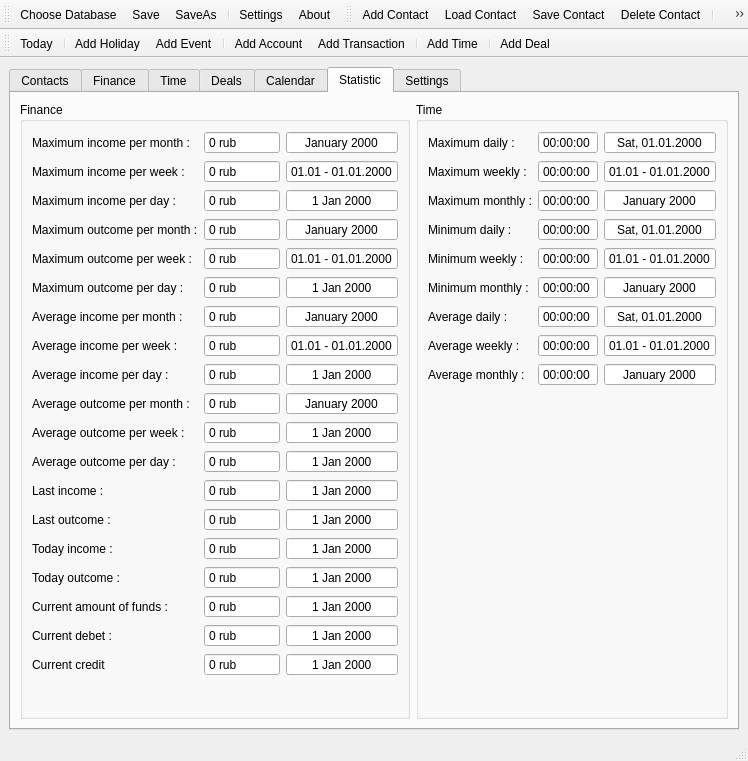
Old version of the form trunk/Organizer/OrganizerView.ui in the repository konradlst/Organizer.
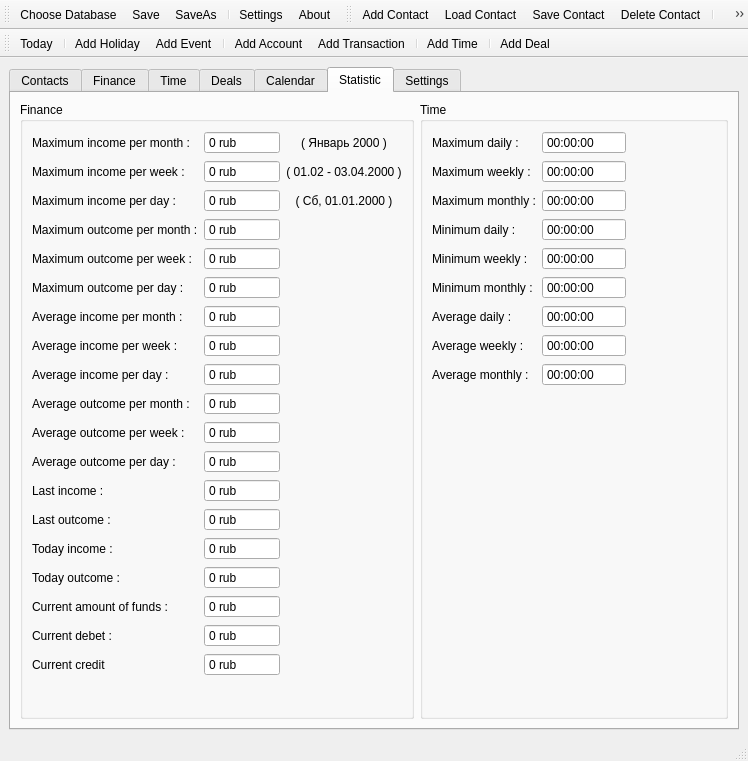
New version of the form. The open tabs and pages were chosen to show the change. Icons and pictures are not drawn. Custom widgets are drawn as their Qt base class.

Commit message: [FEATURE] fix checkbox in settings

Patch:
```diff
--- a/trunk/Organizer/OrganizerView.ui
+++ b/trunk/Organizer/OrganizerView.ui
@@ -7,7 +7,7 @@
     <x>0</x>
     <y>0</y>
     <width>748</width>
-    <height>688</height>
+    <height>708</height>
    </rect>
   </property>
   <property name="baseSize">
@@ -1469,51 +1469,6 @@
              </property>
             </widget>
            </item>
-           <item row="8" column="2">
-            <widget class="QDateEdit" name="dateAverageIncomePerDay">
-             <property name="alignment">
-              <set>Qt::AlignCenter</set>
-             </property>
-             <property name="readOnly">
-              <bool>true</bool>
-             </property>
-             <property name="buttonSymbols">
-              <enum>QAbstractSpinBox::NoButtons</enum>
-             </property>
-            </widget>
-           </item>
-           <item row="7" column="2">
-            <widget class="QDateEdit" name="dateAverageIncomePerWeek">
-             <property name="alignment">
-              <set>Qt::AlignCenter</set>
-             </property>
-             <property name="readOnly">
-              <bool>true</bool>
-             </property>
-             <property name="buttonSymbols">
-              <enum>QAbstractSpinBox::NoButtons</enum>
-             </property>
-             <property name="displayFormat">
-              <string>dd.MM - dd.MM.yyyy</string>
-             </property>
-            </widget>
-           </item>
-           <item row="6" column="2">
-            <widget class="QDateEdit" name="dateAverageIncomePerMonth">
-             <property name="alignment">
-              <set>Qt::AlignCenter</set>
-             </property>
-             <property name="readOnly">
-              <bool>true</bool>
-             </property>
-             <property name="buttonSymbols">
-              <enum>QAbstractSpinBox::NoButtons</enum>
-             </property>
-             <property name="displayFormat">
-              <string>MMMM yyyy</string>
-             </property>
-            </widget>
-           </item>
            <item row="1" column="1">
             <widget class="QSpinBox" name="sbMaxIncomePerWeek">
              <property name="readOnly">
@@ -1540,22 +1495,6 @@
              </property>
             </widget>
            </item>
-           <item row="4" column="2">
-            <widget class="QDateEdit" name="dateMaxOutcomePerWeek">
-             <property name="alignment">
-              <set>Qt::AlignCenter</set>
-             </property>
-             <property name="readOnly">
-              <bool>true</bool>
-             </property>
-             <property name="buttonSymbols">
-              <enum>QAbstractSpinBox::NoButtons</enum>
-             </property>
-             <property name="displayFormat">
-              <string>dd.MM - dd.MM.yyyy</string>
-             </property>
-            </widget>
-           </item>
            <item row="4" column="0">
             <widget class="QLabel" name="lblMaxOutcomePerWeek">
              <property name="text">
@@ -1582,38 +1521,6 @@
              </property>
             </widget>
            </item>
-           <item row="18" column="2">
-            <widget class="QDateEdit" name="dateCurrentCredit">
-             <property name="alignment">
-              <set>Qt::AlignCenter</set>
-             </property>
-             <property name="readOnly">
-              <bool>true</bool>
-             </property>
-             <property name="buttonSymbols">
-              <enum>QAbstractSpinBox::NoButtons</enum>
-             </property>
-             <property name="currentSection">
-              <enum>QDateTimeEdit::DaySection</enum>
-             </property>
-            </widget>
-           </item>
-           <item row="14" column="2">
-            <widget class="QDateEdit" name="dateTodayIncome">
-             <property name="alignment">
-              <set>Qt::AlignCenter</set>
-             </property>
-             <property name="readOnly">
-              <bool>true</bool>
-             </property>
-             <property name="buttonSymbols">
-              <enum>QAbstractSpinBox::NoButtons</enum>
-             </property>
-             <property name="currentSection">
-              <enum>QDateTimeEdit::DaySection</enum>
-             </property>
-            </widget>
-           </item>
            <item row="6" column="0">
             <widget class="QLabel" name="lblAverageIncomePerMonth">
              <property name="text">
@@ -1621,89 +1528,6 @@
              </property>
             </widget>
            </item>
-           <item row="13" column="2">
-            <widget class="QDateEdit" name="dateLastOutcome">
-             <property name="alignment">
-              <set>Qt::AlignCenter</set>
-             </property>
-             <property name="readOnly">
-              <bool>true</bool>
-             </property>
-             <property name="buttonSymbols">
-              <enum>QAbstractSpinBox::NoButtons</enum>
-             </property>
-             <property name="currentSection">
-              <enum>QDateTimeEdit::DaySection</enum>
-             </property>
-            </widget>
-           </item>
-           <item row="12" column="2">
-            <widget class="QDateEdit" name="dateLastIncome">
-             <property name="alignment">
-              <set>Qt::AlignCenter</set>
-             </property>
-             <property name="readOnly">
-              <bool>true</bool>
-             </property>
-             <property name="buttonSymbols">
-              <enum>QAbstractSpinBox::NoButtons</enum>
-             </property>
-             <property name="currentSection">
-              <enum>QDateTimeEdit::DaySection</enum>
-             </property>
-            </widget>
-           </item>
-           <item row="3" column="2">
-            <widget class="QDateEdit" name="dateMaxOutcomePerMonth">
-             <property name="alignment">
-              <set>Qt::AlignCenter</set>
-             </property>
-             <property name="readOnly">
-              <bool>true</bool>
-             </property>
-             <property name="buttonSymbols">
-              <enum>QAbstractSpinBox::NoButtons</enum>
-             </property>
-             <property name="currentSection">
-              <enum>QDateTimeEdit::MonthSection</enum>
-             </property>
-             <property name="displayFormat">
-              <string>MMMM yyyy</string>
-             </property>
-            </widget>
-           </item>
-           <item row="2" column="2">
-            <widget class="QDateEdit" name="dateMaxIncomePerDay">
-             <property name="alignment">
-              <set>Qt::AlignCenter</set>
-             </property>
-             <property name="readOnly">
-              <bool>true</bool>
-             </property>
-             <property name="buttonSymbols">
-              <enum>QAbstractSpinBox::NoButtons</enum>
-             </property>
-             <property name="currentSection">
-              <enum>QDateTimeEdit::DaySection</enum>
-             </property>
-            </widget>
-           </item>
-           <item row="1" column="2">
-            <widget class="QDateEdit" name="dateMaxIncomePerWeek">
-             <property name="alignment">
-              <set>Qt::AlignCenter</set>
-             </property>
-             <property name="readOnly">
-              <bool>true</bool>
-             </property>
-             <property name="buttonSymbols">
-              <enum>QAbstractSpinBox::NoButtons</enum>
-             </property>
-             <property name="displayFormat">
-              <string>dd.MM - dd.MM.yyyy</string>
-             </property>
-            </widget>
-           </item>
            <item row="8" column="1">
             <widget class="QSpinBox" name="sbAverageIncomePerDay">
              <property name="readOnly">
@@ -1761,38 +1585,6 @@
              </property>
             </widget>
            </item>
-           <item row="15" column="2">
-            <widget class="QDateEdit" name="dateTodayOutcome">
-             <property name="alignment">
-              <set>Qt::AlignCenter</set>
-             </property>
-             <property name="readOnly">
-              <bool>true</bool>
-             </property>
-             <property name="buttonSymbols">
-              <enum>QAbstractSpinBox::NoButtons</enum>
-             </property>
-             <property name="currentSection">
-              <enum>QDateTimeEdit::DaySection</enum>
-             </property>
-            </widget>
-           </item>
-           <item row="5" column="2">
-            <widget class="QDateEdit" name="dateMaxOutcomePerDay">
-             <property name="alignment">
-              <set>Qt::AlignCenter</set>
-             </property>
-             <property name="readOnly">
-              <bool>true</bool>
-             </property>
-             <property name="buttonSymbols">
-              <enum>QAbstractSpinBox::NoButtons</enum>
-             </property>
-             <property name="currentSection">
-              <enum>QDateTimeEdit::DaySection</enum>
-             </property>
-            </widget>
-           </item>
            <item row="1" column="0">
             <widget class="QLabel" name="lblMaxIncomePerWeek">
              <property name="text">
@@ -1800,25 +1592,6 @@
              </property>
             </widget>
            </item>
-           <item row="0" column="2">
-            <widget class="QDateEdit" name="dateMaxIncomePerMonth">
-             <property name="alignment">
-              <set>Qt::AlignCenter</set>
-             </property>
-             <property name="readOnly">
-              <bool>true</bool>
-             </property>
-             <property name="buttonSymbols">
-              <enum>QAbstractSpinBox::NoButtons</enum>
-             </property>
-             <property name="currentSection">
-              <enum>QDateTimeEdit::MonthSection</enum>
-             </property>
-             <property name="displayFormat">
-              <string>MMMM yyyy</string>
-             </property>
-            </widget>
-           </item>
            <item row="8" column="0">
             <widget class="QLabel" name="lblAverageIncomePerDay">
              <property name="text">
@@ -1910,22 +1683,6 @@
              </property>
             </spacer>
            </item>
-           <item row="17" column="2">
-            <widget class="QDateEdit" name="dateCurrentDebet">
-             <property name="alignment">
-              <set>Qt::AlignCenter</set>
-             </property>
-             <property name="readOnly">
-              <bool>true</bool>
-             </property>
-             <property name="buttonSymbols">
-              <enum>QAbstractSpinBox::NoButtons</enum>
-             </property>
-             <property name="currentSection">
-              <enum>QDateTimeEdit::DaySection</enum>
-             </property>
-            </widget>
-           </item>
            <item row="16" column="0">
             <widget class="QLabel" name="lblCurrentAmountOfFunds">
              <property name="text">
@@ -1933,22 +1690,6 @@
              </property>
             </widget>
            </item>
-           <item row="16" column="2">
-            <widget class="QDateEdit" name="dateCurrentAmountOfFunds">
-             <property name="alignment">
-              <set>Qt::AlignCenter</set>
-             </property>
-             <property name="readOnly">
-              <bool>true</bool>
-             </property>
-             <property name="buttonSymbols">
-              <enum>QAbstractSpinBox::NoButtons</enum>
-             </property>
-             <property name="currentSection">
-              <enum>QDateTimeEdit::DaySection</enum>
-             </property>
-            </widget>
-           </item>
            <item row="11" column="0">
             <widget class="QLabel" name="lblAverageOutcomePerDay">
              <property name="text">
@@ -2013,45 +1754,193 @@
              </property>
             </widget>
            </item>
+           <item row="0" column="2">
+            <widget class="QLabel" name="label">
+             <property name="text">
+              <string>( Январь 2000 )</string>
+             </property>
+             <property name="alignment">
+              <set>Qt::AlignCenter</set>
+             </property>
+            </widget>
+           </item>
+           <item row="1" column="2">
+            <widget class="QLabel" name="label_2">
+             <property name="text">
+              <string>( 01.02 - 03.04.2000 )</string>
+             </property>
+             <property name="alignment">
+              <set>Qt::AlignCenter</set>
+             </property>
+            </widget>
+           </item>
+           <item row="2" column="2">
+            <widget class="QLabel" name="label_3">
+             <property name="text">
+              <string>( Сб, 01.01.2000 )</string>
+             </property>
+             <property name="alignment">
+              <set>Qt::AlignCenter</set>
+             </property>
+            </widget>
+           </item>
+           <item row="3" column="2">
+            <widget class="QLabel" name="label_4">
+             <property name="text">
+              <string/>
+             </property>
+             <property name="alignment">
+              <set>Qt::AlignCenter</set>
+             </property>
+            </widget>
+           </item>
+           <item row="4" column="2">
+            <widget class="QLabel" name="label_5">
+             <property name="text">
+              <string/>
+             </property>
+             <property name="alignment">
+              <set>Qt::AlignCenter</set>
+             </property>
+            </widget>
+           </item>
+           <item row="5" column="2">
+            <widget class="QLabel" name="label_6">
+             <property name="text">
+              <string/>
+             </property>
+             <property name="alignment">
+              <set>Qt::AlignCenter</set>
+             </property>
+            </widget>
+           </item>
+           <item row="6" column="2">
+            <widget class="QLabel" name="label_7">
+             <property name="text">
+              <string/>
+             </property>
+             <property name="alignment">
+              <set>Qt::AlignCenter</set>
+             </property>
+            </widget>
+           </item>
+           <item row="7" column="2">
+            <widget class="QLabel" name="label_8">
+             <property name="text">
+              <string/>
+             </property>
+             <property name="alignment">
+              <set>Qt::AlignCenter</set>
+             </property>
+            </widget>
+           </item>
+           <item row="8" column="2">
+            <widget class="QLabel" name="label_9">
+             <property name="text">
+              <string/>
+             </property>
+             <property name="alignment">
+              <set>Qt::AlignCenter</set>
+             </property>
+            </widget>
+           </item>
            <item row="9" column="2">
-            <widget class="QDateEdit" name="dateAverageOutcomePerMonth">
+            <widget class="QLabel" name="label_10">
+             <property name="text">
+              <string/>
+             </property>
              <property name="alignment">
               <set>Qt::AlignCenter</set>
              </property>
-             <property name="readOnly">
-              <bool>true</bool>
-             </property>
-             <property name="buttonSymbols">
-              <enum>QAbstractSpinBox::NoButtons</enum>
-             </property>
-             <property name="displayFormat">
-              <string>MMMM yyyy</string>
-             </property>
             </widget>
            </item>
            <item row="10" column="2">
-            <widget class="QDateEdit" name="dateAverageOutcomePerWeek">
+            <widget class="QLabel" name="label_11">
+             <property name="text">
+              <string/>
+             </property>
              <property name="alignment">
               <set>Qt::AlignCenter</set>
              </property>
-             <property name="readOnly">
-              <bool>true</bool>
-             </property>
-             <property name="buttonSymbols">
-              <enum>QAbstractSpinBox::NoButtons</enum>
-             </property>
             </widget>
            </item>
            <item row="11" column="2">
-            <widget class="QDateEdit" name="dateAverageOutcomePerDay">
+            <widget class="QLabel" name="label_12">
+             <property name="text">
+              <string/>
+             </property>
              <property name="alignment">
               <set>Qt::AlignCenter</set>
              </property>
-             <property name="readOnly">
-              <bool>true</bool>
+            </widget>
+           </item>
+           <item row="12" column="2">
+            <widget class="QLabel" name="label_13">
+             <property name="text">
+              <string/>
              </property>
-             <property name="buttonSymbols">
-              <enum>QAbstractSpinBox::NoButtons</enum>
+             <property name="alignment">
+              <set>Qt::AlignCenter</set>
+             </property>
+            </widget>
+           </item>
+           <item row="13" column="2">
+            <widget class="QLabel" name="label_14">
+             <property name="text">
+              <string/>
+             </property>
+             <property name="alignment">
+              <set>Qt::AlignCenter</set>
+             </property>
+            </widget>
+           </item>
+           <item row="14" column="2">
+            <widget class="QLabel" name="label_15">
+             <property name="text">
+              <string/>
+             </property>
+             <property name="alignment">
+              <set>Qt::AlignCenter</set>
+             </property>
+            </widget>
+           </item>
+           <item row="15" column="2">
+            <widget class="QLabel" name="label_16">
+             <property name="text">
+              <string/>
+             </property>
+             <property name="alignment">
+              <set>Qt::AlignCenter</set>
+             </property>
+            </widget>
+           </item>
+           <item row="16" column="2">
+            <widget class="QLabel" name="label_17">
+             <property name="text">
+              <string/>
+             </property>
+             <property name="alignment">
+              <set>Qt::AlignCenter</set>
+             </property>
+            </widget>
+           </item>
+           <item row="17" column="2">
+            <widget class="QLabel" name="label_18">
+             <property name="text">
+              <string/>
+             </property>
+             <property name="alignment">
+              <set>Qt::AlignCenter</set>
+             </property>
+            </widget>
+           </item>
+           <item row="18" column="2">
+            <widget class="QLabel" name="label_19">
+             <property name="text">
+              <string/>
+             </property>
+             <property name="alignment">
+              <set>Qt::AlignCenter</set>
              </property>
             </widget>
            </item>
@@ -2244,177 +2133,6 @@
              </property>
             </widget>
            </item>
-           <item row="0" column="2">
-            <widget class="QDateEdit" name="dateMaxDaily">
-             <property name="alignment">
-              <set>Qt::AlignCenter</set>
-             </property>
-             <property name="readOnly">
-              <bool>true</bool>
-             </property>
-             <property name="buttonSymbols">
-              <enum>QAbstractSpinBox::NoButtons</enum>
-             </property>
-             <property name="currentSection">
-              <enum>QDateTimeEdit::DaySection</enum>
-             </property>
-             <property name="displayFormat">
-              <string>ddd, dd.MM.yyyy</string>
-             </property>
-            </widget>
-           </item>
-           <item row="1" column="2">
-            <widget class="QDateEdit" name="dateMaxWeekly">
-             <property name="alignment">
-              <set>Qt::AlignCenter</set>
-             </property>
-             <property name="readOnly">
-              <bool>true</bool>
-             </property>
-             <property name="buttonSymbols">
-              <enum>QAbstractSpinBox::NoButtons</enum>
-             </property>
-             <property name="currentSection">
-              <enum>QDateTimeEdit::DaySection</enum>
-             </property>
-             <property name="displayFormat">
-              <string>dd.MM - dd.MM.yyyy</string>
-             </property>
-            </widget>
-           </item>
-           <item row="2" column="2">
-            <widget class="QDateEdit" name="dateMaxMonthly">
-             <property name="alignment">
-              <set>Qt::AlignCenter</set>
-             </property>
-             <property name="readOnly">
-              <bool>true</bool>
-             </property>
-             <property name="buttonSymbols">
-              <enum>QAbstractSpinBox::NoButtons</enum>
-             </property>
-             <property name="currentSection">
-              <enum>QDateTimeEdit::MonthSection</enum>
-             </property>
-             <property name="displayFormat">
-              <string>MMMM yyyy</string>
-             </property>
-            </widget>
-           </item>
-           <item row="3" column="2">
-            <widget class="QDateEdit" name="dateMinDaily">
-             <property name="alignment">
-              <set>Qt::AlignCenter</set>
-             </property>
-             <property name="readOnly">
-              <bool>true</bool>
-             </property>
-             <property name="buttonSymbols">
-              <enum>QAbstractSpinBox::NoButtons</enum>
-             </property>
-             <property name="currentSection">
-              <enum>QDateTimeEdit::DaySection</enum>
-             </property>
-             <property name="displayFormat">
-              <string>ddd, dd.MM.yyyy</string>
-             </property>
-            </widget>
-           </item>
-           <item row="4" column="2">
-            <widget class="QDateEdit" name="dateMinWeekly">
-             <property name="alignment">
-              <set>Qt::AlignCenter</set>
-             </property>
-             <property name="readOnly">
-              <bool>true</bool>
-             </property>
-             <property name="buttonSymbols">
-              <enum>QAbstractSpinBox::NoButtons</enum>
-             </property>
-             <property name="currentSection">
-              <enum>QDateTimeEdit::DaySection</enum>
-             </property>
-             <property name="displayFormat">
-              <string>dd.MM - dd.MM.yyyy</string>
-             </property>
-            </widget>
-           </item>
-           <item row="5" column="2">
-            <widget class="QDateEdit" name="dateMinMonthly">
-             <property name="alignment">
-              <set>Qt::AlignCenter</set>
-             </property>
-             <property name="readOnly">
-              <bool>true</bool>
-             </property>
-             <property name="buttonSymbols">
-              <enum>QAbstractSpinBox::NoButtons</enum>
-             </property>
-             <property name="currentSection">
-              <enum>QDateTimeEdit::MonthSection</enum>
-             </property>
-             <property name="displayFormat">
-              <string>MMMM yyyy</string>
-             </property>
-            </widget>
-           </item>
-           <item row="6" column="2">
-            <widget class="QDateEdit" name="dateAverageDaily">
-             <property name="alignment">
-              <set>Qt::AlignCenter</set>
-             </property>
-             <property name="readOnly">
-              <bool>true</bool>
-             </property>
-             <property name="buttonSymbols">
-              <enum>QAbstractSpinBox::NoButtons</enum>
-             </property>
-             <property name="currentSection">
-              <enum>QDateTimeEdit::DaySection</enum>
-             </property>
-             <property name="displayFormat">
-              <string>ddd, dd.MM.yyyy</string>
-             </property>
-            </widget>
-           </item>
-           <item row="7" column="2">
-            <widget class="QDateEdit" name="dateAverageWeekly">
-             <property name="alignment">
-              <set>Qt::AlignCenter</set>
-             </property>
-             <property name="readOnly">
-              <bool>true</bool>
-             </property>
-             <property name="buttonSymbols">
-              <enum>QAbstractSpinBox::NoButtons</enum>
-             </property>
-             <property name="currentSection">
-              <enum>QDateTimeEdit::DaySection</enum>
-             </property>
-             <property name="displayFormat">
-              <string>dd.MM - dd.MM.yyyy</string>
-             </property>
-            </widget>
-           </item>
-           <item row="8" column="2">
-            <widget class="QDateEdit" name="dateAverageMonthly">
-             <property name="alignment">
-              <set>Qt::AlignCenter</set>
-             </property>
-             <property name="readOnly">
-              <bool>true</bool>
-             </property>
-             <property name="buttonSymbols">
-              <enum>QAbstractSpinBox::NoButtons</enum>
-             </property>
-             <property name="currentSection">
-              <enum>QDateTimeEdit::MonthSection</enum>
-             </property>
-             <property name="displayFormat">
-              <string>MMMM yyyy</string>
-             </property>
-            </widget>
-           </item>
            <item row="9" column="0" colspan="3">
             <spacer name="vSpacerTimeStatistic">
              <property name="orientation">
@@ -2428,6 +2146,96 @@
              </property>
             </spacer>
            </item>
+           <item row="0" column="2">
+            <widget class="QLabel" name="label_20">
+             <property name="text">
+              <string/>
+             </property>
+             <property name="alignment">
+              <set>Qt::AlignCenter</set>
+             </property>
+            </widget>
+           </item>
+           <item row="1" column="2">
+            <widget class="QLabel" name="label_21">
+             <property name="text">
+              <string/>
+             </property>
+             <property name="alignment">
+              <set>Qt::AlignCenter</set>
+             </property>
+            </widget>
+           </item>
+           <item row="2" column="2">
+            <widget class="QLabel" name="label_22">
+             <property name="text">
+              <string/>
+             </property>
+             <property name="alignment">
+              <set>Qt::AlignCenter</set>
+             </property>
+            </widget>
+           </item>
+           <item row="3" column="2">
+            <widget class="QLabel" name="label_23">
+             <property name="text">
+              <string/>
+             </property>
+             <property name="alignment">
+              <set>Qt::AlignCenter</set>
+             </property>
+            </widget>
+           </item>
+           <item row="4" column="2">
+            <widget class="QLabel" name="label_24">
+             <property name="text">
+              <string/>
+             </property>
+             <property name="alignment">
+              <set>Qt::AlignCenter</set>
+             </property>
+            </widget>
+           </item>
+           <item row="5" column="2">
+            <widget class="QLabel" name="label_25">
+             <property name="text">
+              <string/>
+             </property>
+             <property name="alignment">
+              <set>Qt::AlignCenter</set>
+             </property>
+            </widget>
+           </item>
+           <item row="6" column="2">
+            <widget class="QLabel" name="label_26">
+             <property name="text">
+              <string/>
+             </property>
+             <property name="alignment">
+              <set>Qt::AlignCenter</set>
+             </property>
+            </widget>
+           </item>
+           <item row="7" column="2">
+            <widget class="QLabel" name="label_27">
+             <property name="text">
+              <string/>
+             </property>
+             <property name="alignment">
+              <set>Qt::AlignCenter</set>
+             </property>
+            </widget>
+           </item>
+           <item row="8" column="2">
+            <widget class="QLabel" name="label_28">
+             <property name="text">
+              <string/>
+             </property>
+             <property name="alignment">
+              <set>Qt::AlignCenter</set>
+             </property>
+            </widget>
+           </item>
           </layout>
          </widget>
         </item>
```
Left out of the diff: 62 changed lines with no effect on the pictures. The commit also changes 2 other files.
